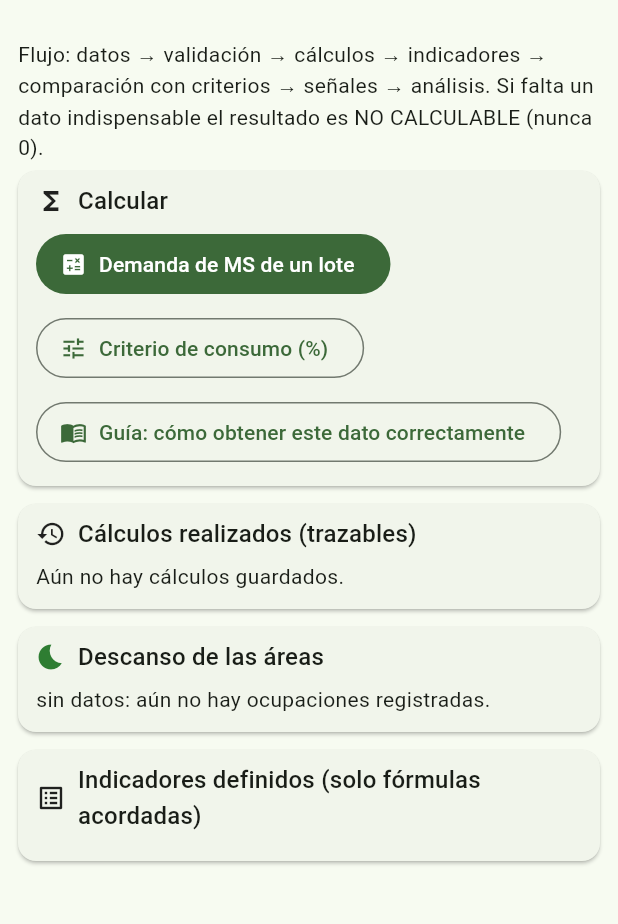
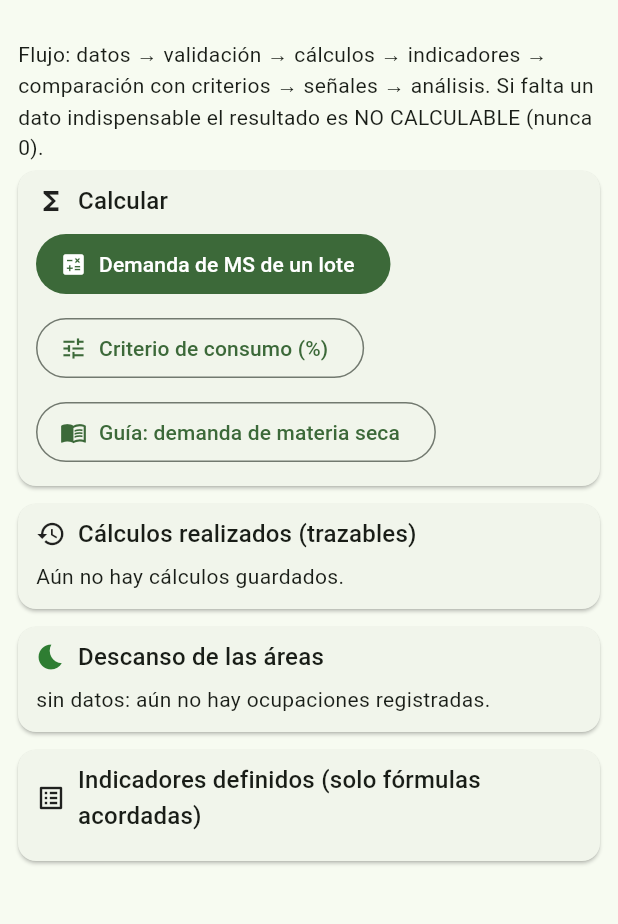
Before and after one commit to milander1993-lab/finca-app, a Flutter app: the MonitoreoPantalla screen opened by its route, on a phone screen of 412 x 824 dp, the part 63-987 px from its top. Run offline on Flutter 3.47's test engine with Material 3 defaults, Android fonts, the phone set to English and light mode, and no system bars; our stand-ins replace flutter_map, flutter_riverpod, go_router, latlong2, supabase_flutter; missing offline and left inert: file_saver, mobile_scanner; accounts and stored records are empty; network calls fail.

Commit message:
Pulido tras prueba visual: guías con nombre, pilares, mensajes claros de registro e inicio de sesión
Co-Authored-By: Claude Opus 5.5 <noreply@anthropic.com>
Claude-Session: https://claude.ai/code/session_01CTZjitKtW76aDekxBvE1Rv

```diff
--- a/lib/app/pilares.dart
+++ b/lib/app/pilares.dart
@@ -129,7 +129,10 @@ class PilarPantalla extends StatelessWidget {
       appBar: AppBar(title: Text(p.titulo)),
       body: ListView(padding: const EdgeInsets.all(12), children: [
         Card(
-          color: p.color.withAlpha(25),
+          shape: RoundedRectangleBorder(
+            borderRadius: BorderRadius.circular(12),
+            side: BorderSide(color: p.color, width: 1.5),
+          ),
           child: ListTile(
             leading: Icon(p.icono, color: p.color, size: 32),
             title: Text(p.niveles),
--- a/lib/core/transversal/paneles.dart
+++ b/lib/core/transversal/paneles.dart
@@ -13,9 +13,10 @@ import '../widgets.dart';
 
 /// Botón de la regla de oro: abre la guía de cómo obtener el dato correctamente.
 class GuiaBoton extends ConsumerWidget {
-  const GuiaBoton({super.key, required this.codigo, this.compacto = false});
+  const GuiaBoton({super.key, required this.codigo, this.compacto = false, this.etiqueta});
   final String codigo;
   final bool compacto;
+  final String? etiqueta;
 
   @override
   Widget build(BuildContext context, WidgetRef ref) {
@@ -35,7 +36,7 @@ class GuiaBoton extends ConsumerWidget {
     return OutlinedButton.icon(
       onPressed: abrir,
       icon: const Icon(Icons.menu_book),
-      label: const Text('Guía: cómo obtener este dato correctamente'),
+      label: Text(etiqueta ?? 'Guía: cómo obtener este dato correctamente'),
     );
   }
 }
--- a/lib/features/animales/presentation/animal_detalle_pantalla.dart
+++ b/lib/features/animales/presentation/animal_detalle_pantalla.dart
@@ -80,9 +80,9 @@ class AnimalDetallePantalla extends ConsumerWidget {
           ),
           const Divider(),
           // Expediente integral (§46): la misma información, conectada
-          const GuiaBoton(codigo: 'pesaje_bovino'),
+          const GuiaBoton(codigo: 'pesaje_bovino', etiqueta: 'Guía: cómo pesar correctamente'),
           const SizedBox(height: 4),
-          const GuiaBoton(codigo: 'fotografia_animal'),
+          const GuiaBoton(codigo: 'fotografia_animal', etiqueta: 'Guía: fotografías estandarizadas del animal'),
           PanelRelacion(relacion: const RelacionDef('eventos_sanitarios', 'animal_id', 'Sanidad'), padreId: animalId),
           PanelRelacion(relacion: const RelacionDef('eventos_reproductivos', 'animal_id', 'Reproducción'), padreId: animalId),
           PanelRelacion(relacion: const RelacionDef('produccion_leche', 'animal_id', 'Producción de leche'), padreId: animalId),
--- a/lib/features/monitoreo/monitoreo_pantalla.dart
+++ b/lib/features/monitoreo/monitoreo_pantalla.dart
@@ -114,7 +114,7 @@ class MonitoreoPantalla extends ConsumerWidget {
                 icon: const Icon(Icons.tune),
                 label: const Text('Criterio de consumo (%)'),
               ),
-              const GuiaBoton(codigo: 'demanda_ms'),
+              const GuiaBoton(codigo: 'demanda_ms', etiqueta: 'Guía: demanda de materia seca'),
             ]),
           ],
         ),
@@ -133,7 +133,7 @@ class MonitoreoPantalla extends ConsumerWidget {
                           tilePadding: EdgeInsets.zero,
                           leading: Icon(c['resultado'] == 'calculado' ? Icons.check_circle_outline : Icons.help_outline),
                           title: Text('${c['codigo_calculo']}: ${c['resultado'] == 'calculado' ? valorONo(c['valor'] as num?, unidad: '${c['unidad']}') : 'no calculable'}'),
-                          subtitle: Text('${fechaCorta(c['created_at'])} · fórmula v${c['version_formula']}'),
+                          subtitle: Text('${fechaCorta(c['created_at'])} · fórmula ${c['version_formula']}'),
                           children: [_Traza(calculo: c)],
                         ),
                     ]),
```
Also changed, not shown: lib/core/supabase.dart (+16 -0 lines), lib/features/auth/presentation/login_pantalla.dart (+19 -2 lines), lib/features/inicio/inicio_pantalla.dart (+8 -2 lines).
